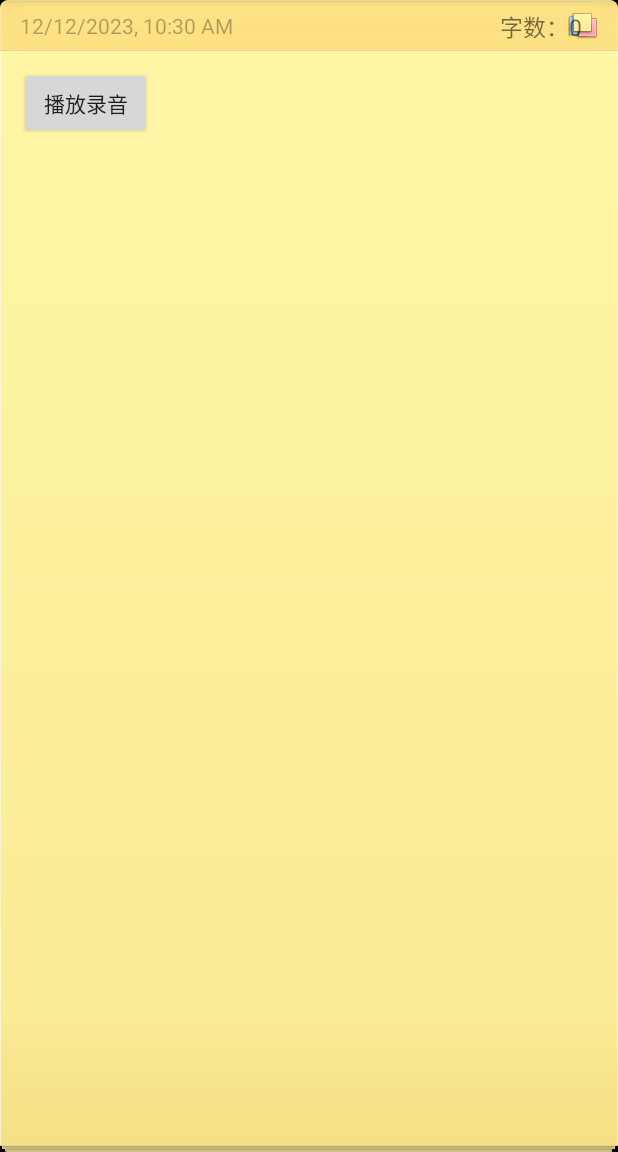
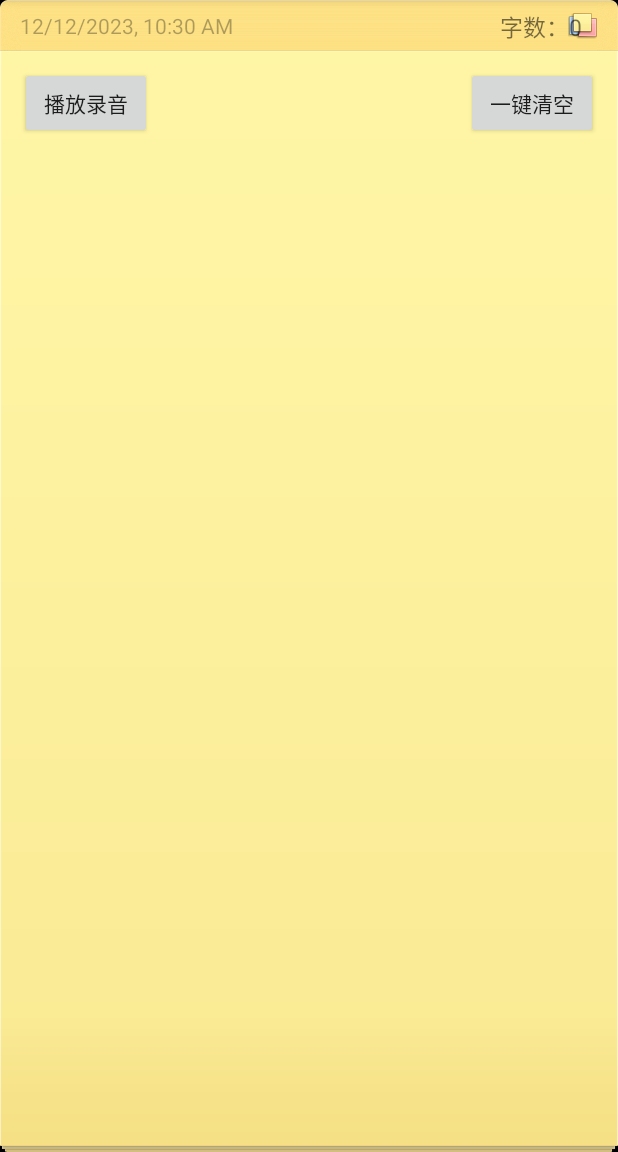
Before and after one commit to ShakeJ96/Xiaomi_Note1, an Android app: the screen it shows after launch (NoteEditActivity), after a tap on an icon or button, on a phone screen of 412 x 824 dp, the part 84-1236 px from its top. Run offline under Robolectric (Android 15) with nearby library versions, the phone set to English and light mode, and no system bars; pictures from the network do not load.

Commit message:
1. 优化搜索逻辑，剔除图片路径干扰 2. 更新部分文字显示效果 3. 文本增添“一键清除”键 4. 12.12版本整合导出release.Apk，已完成基本功能~

```diff
--- a/app/src/main/res/layout/note_edit.xml
+++ b/app/src/main/res/layout/note_edit.xml
@@ -83,6 +83,24 @@
                 android:layout_width="wrap_content"
                 android:layout_height="wrap_content"
                 android:text="播放录音" />
+
+            <Button
+                android:id="@+id/clearButton"
+                android:layout_width="wrap_content"
+                android:layout_height="wrap_content"
+                android:text="一键清空"
+                android:layout_gravity="top|right"
+                android:layout_marginTop="-48dp"
+                />
+
+            <!--            <Button-->
+            <!--                android:id="@+id/restoreButton"-->
+            <!--                android:layout_width="wrap_content"-->
+            <!--                android:layout_height="wrap_content"-->
+            <!--                android:text="一键还原"-->
+            <!--                android:layout_gravity="top|center"-->
+            <!--                android:layout_marginTop="-50dp"-->
+            <!--                />-->
 
             <ScrollView
                 android:layout_width="fill_parent"
```
Also changed, not shown: app/src/main/java/net/micode/notes/data/NotesDatabaseHelper.java (+32 -1 lines), app/src/main/java/net/micode/notes/ui/NoteEditActivity.java (+23 -2 lines), app/src/main/java/net/micode/notes/ui/NotesListActivity.java (+16 -5 lines), 440 other files.
